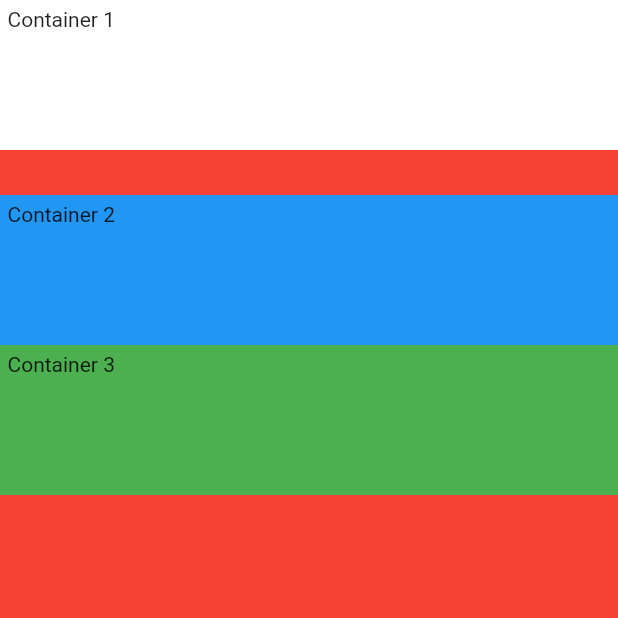
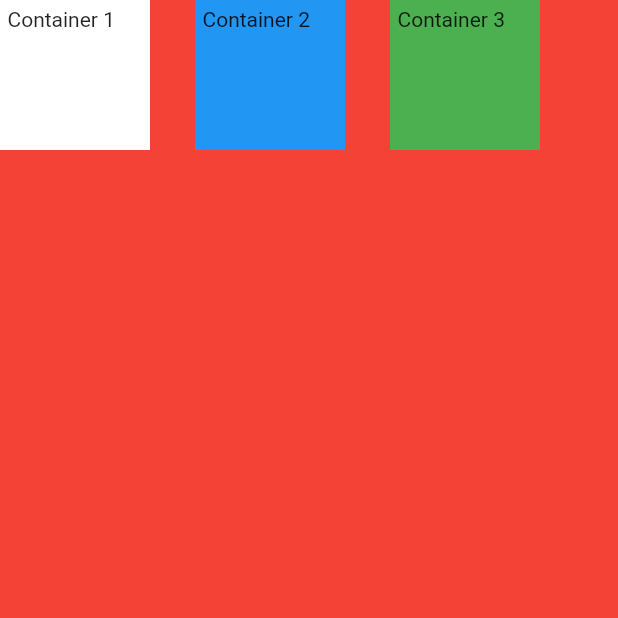
Before and after one commit to ami9901/mi_card_flutter, a Flutter app: the screen it shows after launch, on a phone screen of 412 x 824 dp, the top half of it. Run offline on Flutter 3.47's test engine with Material 2 defaults, Android fonts, the phone set to English and light mode, and no system bars.

Commit message:
using Row with containers and SizedBox

```diff
--- a/lib/main.dart
+++ b/lib/main.dart
@@ -12,11 +12,11 @@ class MyApp extends StatelessWidget {
         backgroundColor: Colors.red,
         //Safe area takes up the space which is visible , ignoring the phone notch, etc
         body: SafeArea(
-          child: Column(
+          child: Row(
             //mainAxisSize: MainAxisSize.min, //setting the size that the column should take up to minimum, by default it is maximum
             //verticalDirection: VerticalDirection.up, // Direction in which the children would lay out on the vertical axis, up is towards upwards , by default it is downwards
             //mainAxisAlignment: MainAxisAlignment.spaceEvenly, //align the column axis from center, space children evenly,etc.
-            crossAxisAlignment: CrossAxisAlignment.stretch, // for a column cross alignment is horizontal axis and vice versa for a row
+            //crossAxisAlignment: CrossAxisAlignment.stretch, // for a column cross alignment is horizontal axis and vice versa for a row
             children: <Widget>[
               Container(
                   //Container with no children try to be as big as possible
@@ -27,7 +27,7 @@ class MyApp extends StatelessWidget {
                   padding: EdgeInsets.all(5.0),
                   //Containers with children, size themselves to their children
                   child: Text("Container 1")),
-              SizedBox(height: 30.0,),
+              SizedBox(width: 30.0,), // specify width for spacing containers in row and height for column containers
               Container(
                   //Container with no children try to be as big as possible
                   width: 100.0,
@@ -37,6 +37,7 @@ class MyApp extends StatelessWidget {
                   padding: EdgeInsets.all(5.0),
                   //Containers with children, size themselves to their children
                   child: Text("Container 2")),
+              SizedBox(width: 30.0,), // specify width for spacing containers in row and height for column containers
               Container(
                   //Container with no children try to be as big as possible
                   width: 100.0,
```
